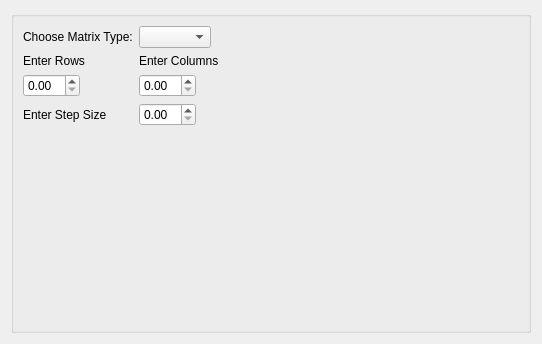
This is src/Interface/Modules/Math/GenerateStandardMatrixDialog.ui in SCIInstitute/SCIRun as Qt 5 draws it before an edit. The edited form follows.
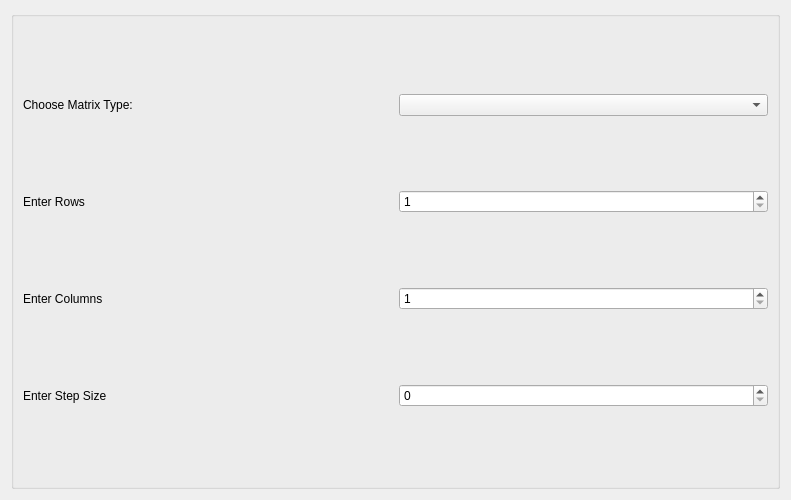
This is the edited form.

Diff of the .ui file:
```diff
--- a/src/Interface/Modules/Math/GenerateStandardMatrixDialog.ui
+++ b/src/Interface/Modules/Math/GenerateStandardMatrixDialog.ui
@@ -6,8 +6,8 @@
    <rect>
     <x>0</x>
     <y>0</y>
-    <width>542</width>
-    <height>344</height>
+    <width>791</width>
+    <height>500</height>
    </rect>
   </property>
   <property name="sizePolicy">
@@ -25,55 +25,66 @@
   <property name="windowTitle">
    <string>Dialog</string>
   </property>
-  <layout class="QVBoxLayout" name="verticalLayout">
-   <item>
+  <layout class="QGridLayout" name="gridLayout_2">
+   <item row="0" column="0">
     <widget class="QGroupBox" name="groupBox">
      <property name="title">
       <string/>
      </property>
-     <layout class="QFormLayout" name="formLayout">
-      <property name="fieldGrowthPolicy">
-       <enum>QFormLayout::FieldsStayAtSizeHint</enum>
-      </property>
-      <item row="1" column="0">
+     <layout class="QGridLayout" name="gridLayout">
+      <item row="0" column="0">
        <widget class="QLabel" name="Type">
         <property name="text">
          <string>Choose Matrix Type:</string>
         </property>
        </widget>
       </item>
-      <item row="1" column="1">
+      <item row="0" column="1">
        <widget class="QComboBox" name="matrixType_"/>
       </item>
-      <item row="9" column="1">
-       <widget class="QLabel" name="Columns">
-        <property name="text">
-         <string>Enter Columns</string>
-        </property>
-       </widget>
-      </item>
-      <item row="9" column="0">
+      <item row="1" column="0">
        <widget class="QLabel" name="Rows">
         <property name="text">
          <string>Enter Rows</string>
         </property>
        </widget>
       </item>
-      <item row="11" column="1">
-       <widget class="QDoubleSpinBox" name="StepSize"/>
+      <item row="1" column="1">
+       <widget class="QSpinBox" name="StepSize">
+        <property name="minimum">
+         <number>1</number>
+        </property>
+        <property name="maximum">
+         <number>999999999</number>
+        </property>
+       </widget>
       </item>
-      <item row="11" column="0">
-       <widget class="QDoubleSpinBox" name="noOfColumns_"/>
-      </item>
-      <item row="15" column="0">
+      <item row="3" column="0">
        <widget class="QLabel" name="StepSize_2">
         <property name="text">
          <string>Enter Step Size</string>
         </property>
        </widget>
       </item>
-      <item row="15" column="1">
-       <widget class="QDoubleSpinBox" name="noOfRows_"/>
+      <item row="2" column="1">
+       <widget class="QSpinBox" name="noOfColumns_">
+        <property name="minimum">
+         <number>1</number>
+        </property>
+        <property name="maximum">
+         <number>999999999</number>
+        </property>
+       </widget>
+      </item>
+      <item row="2" column="0">
+       <widget class="QLabel" name="Columns">
+        <property name="text">
+         <string>Enter Columns</string>
+        </property>
+       </widget>
+      </item>
+      <item row="3" column="1">
+       <widget class="QSpinBox" name="noOfRows_"/>
       </item>
      </layout>
     </widget>
```
